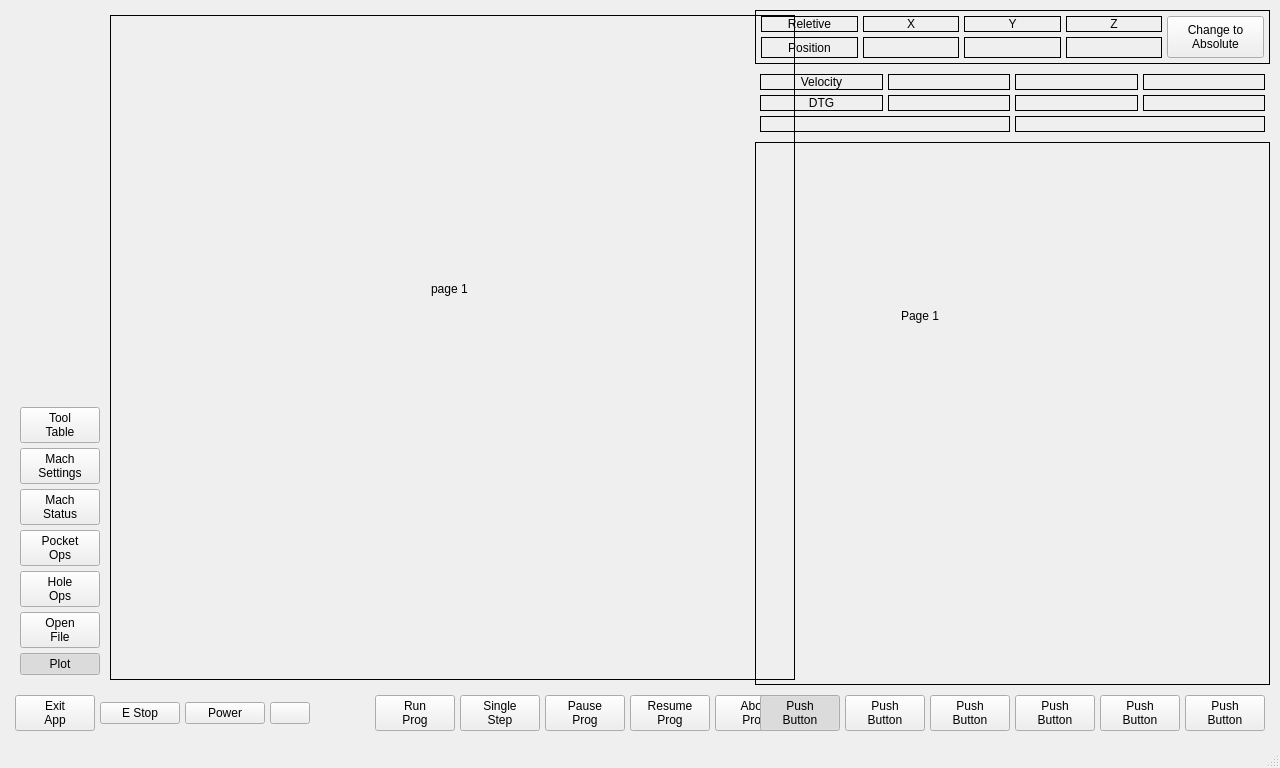
Above: mill_touch_v6/ui/mainwindow.ui from jethornton/mill_touch_v6 before the change. Below: the same form after it.
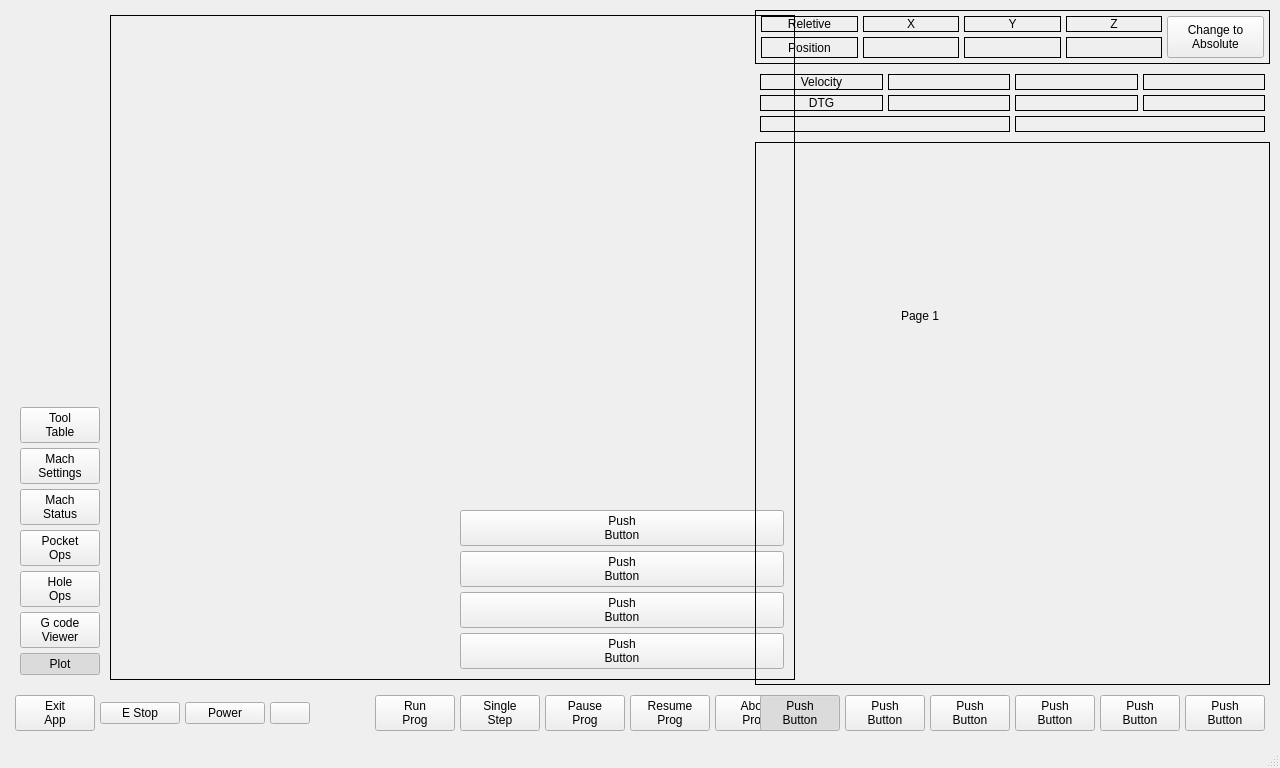
That is the form after the change. The open tabs and pages were chosen to show the change. Custom widgets are drawn as their Qt base class.

Patch:
```diff
--- a/mill_touch_v6/ui/mainwindow.ui
+++ b/mill_touch_v6/ui/mainwindow.ui
@@ -197,8 +197,8 @@
              <item>
               <widget class="QPushButton" name="pushButton_3">
                <property name="text">
-                <string>Open
-File</string>
+                <string>G code
+Viewer</string>
                </property>
                <property name="checkable">
                 <bool>true</bool>
@@ -420,19 +420,101 @@
              </layout>
             </widget>
             <widget class="QWidget" name="page_2">
-             <widget class="QLabel" name="label_14">
-              <property name="geometry">
-               <rect>
-                <x>320</x>
-                <y>265</y>
-                <width>61</width>
-                <height>15</height>
-               </rect>
-              </property>
-              <property name="text">
-               <string>page 1</string>
-              </property>
-             </widget>
+             <layout class="QHBoxLayout" name="horizontalLayout_5">
+              <item>
+               <widget class="GcodeEditor" name="gcodeeditor"/>
+              </item>
+              <item>
+               <widget class="QWidget" name="verticalWidget" native="true">
+                <layout class="QVBoxLayout" name="verticalLayout_5">
+                 <property name="spacing">
+                  <number>5</number>
+                 </property>
+                 <property name="leftMargin">
+                  <number>5</number>
+                 </property>
+                 <property name="topMargin">
+                  <number>5</number>
+                 </property>
+                 <property name="rightMargin">
+                  <number>5</number>
+                 </property>
+                 <property name="bottomMargin">
+                  <number>5</number>
+                 </property>
+                 <item>
+                  <spacer name="verticalSpacer_2">
+                   <property name="orientation">
+                    <enum>Qt::Vertical</enum>
+                   </property>
+                   <property name="sizeHint" stdset="0">
+                    <size>
+                     <width>20</width>
+                     <height>40</height>
+                    </size>
+                   </property>
+                  </spacer>
+                 </item>
+                 <item>
+                  <widget class="QPushButton" name="pushButton_17">
+                   <property name="text">
+                    <string>Push
+Button</string>
+                   </property>
+                   <property name="checkable">
+                    <bool>true</bool>
+                   </property>
+                   <property name="page" stdset="0">
+                    <number>1</number>
+                   </property>
+                  </widget>
+                 </item>
+                 <item>
+                  <widget class="QPushButton" name="pushButton_16">
+                   <property name="text">
+                    <string>Push
+Button</string>
+                   </property>
+                   <property name="checkable">
+                    <bool>true</bool>
+                   </property>
+                   <property name="page" stdset="0">
+                    <number>1</number>
+                   </property>
+                  </widget>
+                 </item>
+                 <item>
+                  <widget class="QPushButton" name="pushButton_15">
+                   <property name="text">
+                    <string>Push
+Button</string>
+                   </property>
+                   <property name="checkable">
+                    <bool>true</bool>
+                   </property>
+                   <property name="page" stdset="0">
+                    <number>1</number>
+                   </property>
+                  </widget>
+                 </item>
+                 <item>
+                  <widget class="QPushButton" name="pushButton_14">
+                   <property name="text">
+                    <string>Push
+Button</string>
+                   </property>
+                   <property name="checkable">
+                    <bool>true</bool>
+                   </property>
+                   <property name="page" stdset="0">
+                    <number>1</number>
+                   </property>
+                  </widget>
+                 </item>
+                </layout>
+               </widget>
+              </item>
+             </layout>
             </widget>
             <widget class="QWidget" name="page_7">
              <widget class="QLabel" name="label_15">
@@ -1418,6 +1500,11 @@
    <extends>QLabel</extends>
    <header>qtpyvcp.widgets.display_widgets.status_label</header>
   </customwidget>
+  <customwidget>
+   <class>GcodeEditor</class>
+   <extends>QFrame</extends>
+   <header>qtpyvcp.widgets.input_widgets.gcode_editor</header>
+  </customwidget>
   <customwidget>
    <class>VTKBackPlot</class>
    <extends>QWidget</extends>
```
